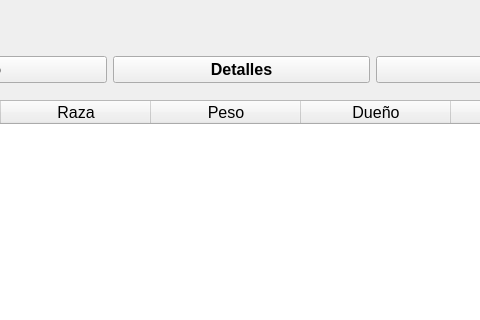
First picture: the form in interfas/Menu_gestion.ui, repository AsmisAlan/TrabajoFinal, before the edit; both pictures show x 160 to 640 and y 0 to 320 of the 797 by 486 pixel window.
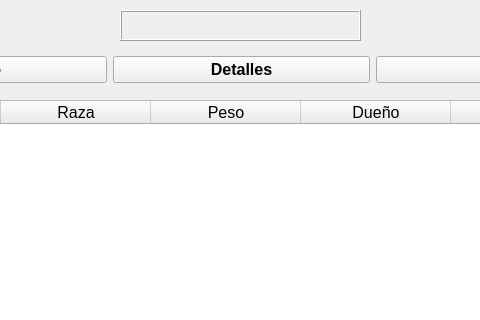
Second picture: the form after the edit. Icons and pictures are not drawn.

```diff
--- a/interfas/Menu_gestion.ui
+++ b/interfas/Menu_gestion.ui
@@ -31,6 +31,12 @@
      <pointsize>14</pointsize>
     </font>
    </property>
+   <property name="frameShape">
+    <enum>QFrame::Box</enum>
+   </property>
+   <property name="frameShadow">
+    <enum>QFrame::Raised</enum>
+   </property>
    <property name="text">
     <string/>
    </property>
@@ -236,7 +242,7 @@
     </property>
    </column>
   </widget>
-  <widget class="QWidget" name="">
+  <widget class="QWidget" name="layoutWidget">
    <property name="geometry">
     <rect>
      <x>11</x>
```
Left out of the diff: 40 changed lines with no effect on the pictures.
